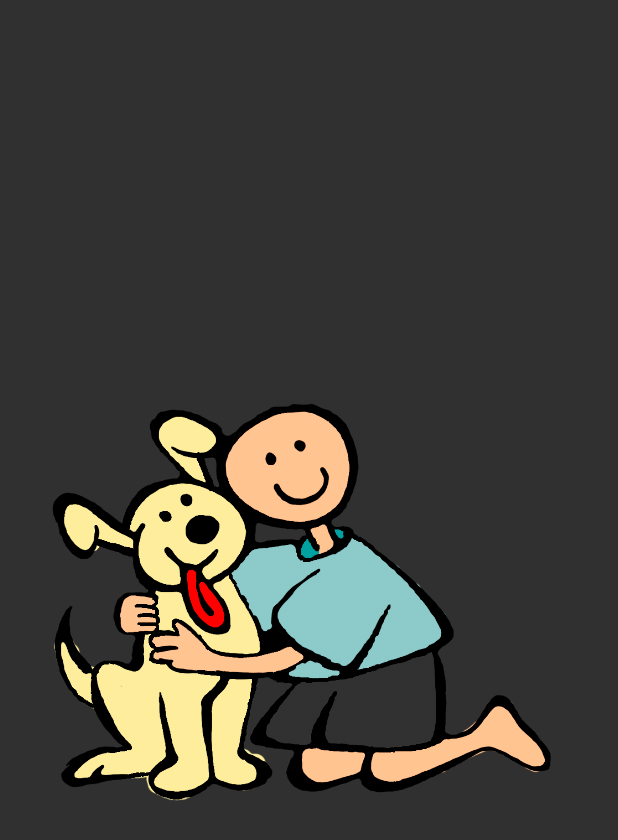
After one commit to PetCareApp/mobile, an Android app: the SplashActivity screen opened directly, with no data from a screen before it, on a phone screen of 412 x 824 dp. The commit adds this screen. Shown: the top 840 px of the screen. Run offline under Robolectric (Android 15) with nearby library versions, the phone set to English and light mode, and no system bars.

Commit message:
Sprint 1 -SplashScreen

```diff
--- /dev/null
+++ b/app/PetCare/app/src/main/java/cap7/com/br/petcare/activity/SplashActivity.java
@@ -0,0 +1,26 @@
+package cap7.com.br.petcare.activity;
+
+import android.content.Intent;
+import android.os.Bundle;
+import android.os.Handler;
+import android.support.v7.app.AppCompatActivity;
+
+import cap7.com.br.petcare.R;
+
+public class SplashActivity extends AppCompatActivity
+        implements Runnable{
+
+    @Override
+    protected void onCreate(Bundle savedInstanceState) {
+        super.onCreate(savedInstanceState);
+        setContentView(R.layout.activity_splash);
+
+        Handler handler = new Handler();
+        handler.postDelayed(this, 3000);
+    }
+
+    public void run(){
+        startActivity(new Intent(this, ProprietarioActivity.class));
+        finish();
+    }
+}
--- a/app/PetCare/app/src/main/res/layout/activity_main.xml
+++ b/app/PetCare/app/src/main/res/layout/activity_main.xml
@@ -13,5 +13,7 @@
         android:layout_width="wrap_content"
         android:layout_height="wrap_content"
         android:id="@+id/proprietarioNomePerfil"
-        android:text="Hello World!" />
+        android:text="Bem vindo!"
+        android:textSize="30dp"
+        android:textStyle="bold" />
 </RelativeLayout>
--- a/app/PetCare/app/src/main/res/layout/activity_splash_screen.xml
+++ b/app/PetCare/app/src/main/res/layout/activity_splash.xml
@@ -2,15 +2,18 @@
 <RelativeLayout xmlns:android="http://schemas.android.com/apk/res/android"
     xmlns:tools="http://schemas.android.com/tools"
     android:layout_width="match_parent"
+    android:orientation="vertical"
     android:layout_height="match_parent"
     android:paddingBottom="@dimen/activity_vertical_margin"
     android:paddingLeft="@dimen/activity_horizontal_margin"
     android:paddingRight="@dimen/activity_horizontal_margin"
     android:paddingTop="@dimen/activity_vertical_margin"
-    tools:context=".activity.SplashScreenActivity">
+    tools:context="cap7.com.br.petcare.activity.SplashActivity">
 
-    <TextView
+    <ImageView
         android:layout_width="wrap_content"
-        android:layout_height="wrap_content"
-        android:text="Hello World!" />
+        android:layout_height="match_parent"
+        android:layout_gravity="center"
+        android:src="@mipmap/splash"/>
+
 </RelativeLayout>
```
Also changed, not shown: app/PetCare/app/src/main/AndroidManifest.xml (+10 -6 lines), app/PetCare/app/src/main/res/mipmap-hdpi/splash.png (added).
